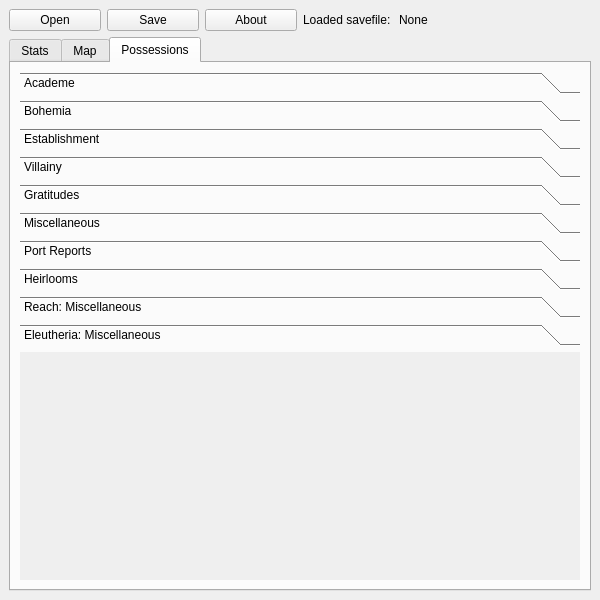
Qt form Qt Designer UI/sunless_skies.ui (n0stalghia/Sunless_Skies_Save_Editor) before a commit.
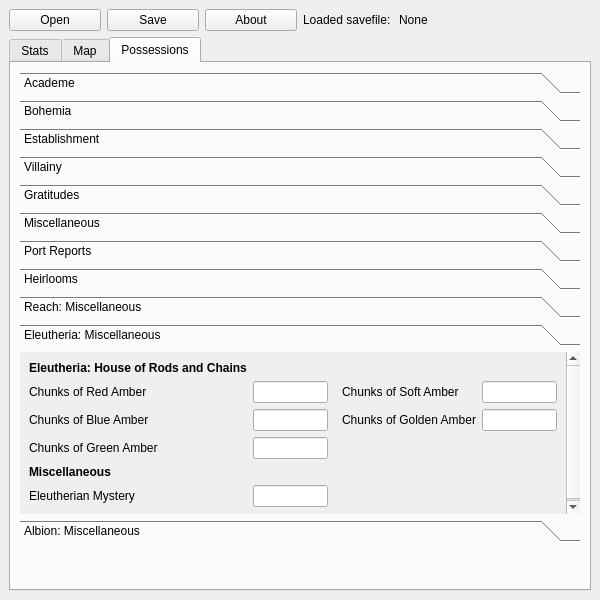
The same form after that commit. The open tabs and pages were chosen to show the change.

Commit message: Finalizing design for Possessions Tab

```diff
--- a/Qt Designer UI/sunless_skies.ui
+++ b/Qt Designer UI/sunless_skies.ui
@@ -784,6 +784,13 @@
        <layout class="QGridLayout" name="gridLayout_4">
         <item row="0" column="0">
          <widget class="QToolBox" name="toolBox">
+          <property name="styleSheet">
+           <string notr="true">QToolBox,
+QToolBox &gt; QScrollArea,
+QToolBox &gt; QScrollArea &gt; #qt_scrollarea_viewport &gt; QWidget {
+background: transparent;
+}</string>
+          </property>
           <property name="frameShape">
            <enum>QFrame::NoFrame</enum>
           </property>
@@ -1299,17 +1306,172 @@
            <property name="geometry">
             <rect>
              <x>0</x>
-             <y>0</y>
-             <width>100</width>
-             <height>30</height>
+             <y>-57</y>
+             <width>557</width>
+             <height>130</height>
             </rect>
            </property>
            <attribute name="label">
             <string>Eleutheria: Miscellaneous</string>
            </attribute>
+           <layout class="QGridLayout" name="gridLayout_13">
+            <item row="1" column="1">
+             <widget class="QLabel" name="label_57">
+              <property name="text">
+               <string>&lt;html&gt;&lt;head/&gt;&lt;body&gt;&lt;p&gt;&lt;span style=&quot; font-weight:600;&quot;&gt;Eleutheria: House of Rods and Chains&lt;/span&gt;&lt;/p&gt;&lt;/body&gt;&lt;/html&gt;</string>
+              </property>
+             </widget>
+            </item>
+            <item row="8" column="1">
+             <widget class="QLabel" name="label_58">
+              <property name="text">
+               <string>Chunks of Blue Amber</string>
+              </property>
+             </widget>
+            </item>
+            <item row="3" column="2">
+             <widget class="QLineEdit" name="lineEdit_Poss_EleuMisc_Red"/>
+            </item>
+            <item row="3" column="1">
+             <widget class="QLabel" name="label_59">
+              <property name="text">
+               <string>Chunks of Red Amber</string>
+              </property>
+             </widget>
+            </item>
+            <item row="9" column="1">
+             <widget class="QLabel" name="label_60">
+              <property name="text">
+               <string>Chunks of Green Amber</string>
+              </property>
+             </widget>
+            </item>
+            <item row="3" column="4">
+             <widget class="QLabel" name="label_61">
+              <property name="text">
+               <string>Chunks of Soft Amber</string>
+              </property>
+             </widget>
+            </item>
+            <item row="8" column="2">
+             <widget class="QLineEdit" name="lineEdit_Poss_EleuMisc_Blue"/>
+            </item>
+            <item row="8" column="4">
+             <widget class="QLabel" name="label_62">
+              <property name="text">
+               <string>Chunks of Golden Amber</string>
+              </property>
+             </widget>
+            </item>
+            <item row="9" column="2">
+             <widget class="QLineEdit" name="lineEdit_Poss_EleuMisc_Green"/>
+            </item>
+            <item row="8" column="5">
+             <widget class="QLineEdit" name="lineEdit_Poss_EleuMisc_Golden"/>
+            </item>
+            <item row="11" column="1">
+             <widget class="QLabel" name="label_63">
+              <property name="text">
+               <string>Eleutherian Mystery</string>
+              </property>
+             </widget>
+            </item>
+            <item row="3" column="5">
+             <widget class="QLineEdit" name="lineEdit_Poss_EleuMisc_Soft"/>
+            </item>
+            <item row="10" column="1">
+             <widget class="QLabel" name="label_64">
+              <property name="text">
+               <string>&lt;html&gt;&lt;head/&gt;&lt;body&gt;&lt;p&gt;&lt;span style=&quot; font-weight:600;&quot;&gt;Miscellaneous&lt;/span&gt;&lt;/p&gt;&lt;/body&gt;&lt;/html&gt;</string>
+              </property>
+             </widget>
+            </item>
+            <item row="11" column="2">
+             <widget class="QLineEdit" name="lineEdit_Poss_EleuMisc_Mystery"/>
+            </item>
+            <item row="3" column="3">
+             <spacer name="horizontalSpacer_14">
+              <property name="orientation">
+               <enum>Qt::Horizontal</enum>
+              </property>
+              <property name="sizeHint" stdset="0">
+               <size>
+                <width>40</width>
+                <height>20</height>
+               </size>
+              </property>
+             </spacer>
+            </item>
+            <item row="8" column="3">
+             <spacer name="horizontalSpacer_15">
+              <property name="orientation">
+               <enum>Qt::Horizontal</enum>
+              </property>
+              <property name="sizeHint" stdset="0">
+               <size>
+                <width>40</width>
+                <height>20</height>
+               </size>
+              </property>
+             </spacer>
+            </item>
+           </layout>
+          </widget>
+          <widget class="QWidget" name="page_11">
+           <attribute name="label">
+            <string>Albion: Miscellaneous</string>
+           </attribute>
+           <layout class="QGridLayout" name="gridLayout_14">
+            <item row="0" column="3">
+             <widget class="QLabel" name="label_65">
+              <property name="text">
+               <string>Invitation to Perdurance</string>
+              </property>
+             </widget>
+            </item>
+            <item row="0" column="0">
+             <widget class="QLabel" name="label_66">
+              <property name="text">
+               <string>Experimental Modifications</string>
+              </property>
+             </widget>
+            </item>
+            <item row="0" column="4">
+             <widget class="QLineEdit" name="lineEdit_Poss_AlbionMisc_Invites"/>
+            </item>
+            <item row="0" column="1">
+             <widget class="QLineEdit" name="lineEdit_Poss_AlbionMisc_Mods"/>
+            </item>
+            <item row="0" column="2">
+             <spacer name="horizontalSpacer_16">
+              <property name="orientation">
+               <enum>Qt::Horizontal</enum>
+              </property>
+              <property name="sizeHint" stdset="0">
+               <size>
+                <width>40</width>
+                <height>20</height>
+               </size>
+              </property>
+             </spacer>
+            </item>
+           </layout>
           </widget>
          </widget>
         </item>
+        <item row="1" column="0">
+         <spacer name="verticalSpacer_3">
+          <property name="orientation">
+           <enum>Qt::Vertical</enum>
+          </property>
+          <property name="sizeHint" stdset="0">
+           <size>
+            <width>20</width>
+            <height>40</height>
+           </size>
+          </property>
+         </spacer>
+        </item>
        </layout>
       </widget>
      </widget>
```
Left out of the diff: 217 changed lines with no effect on the pictures. The commit also changes 1 other file.
